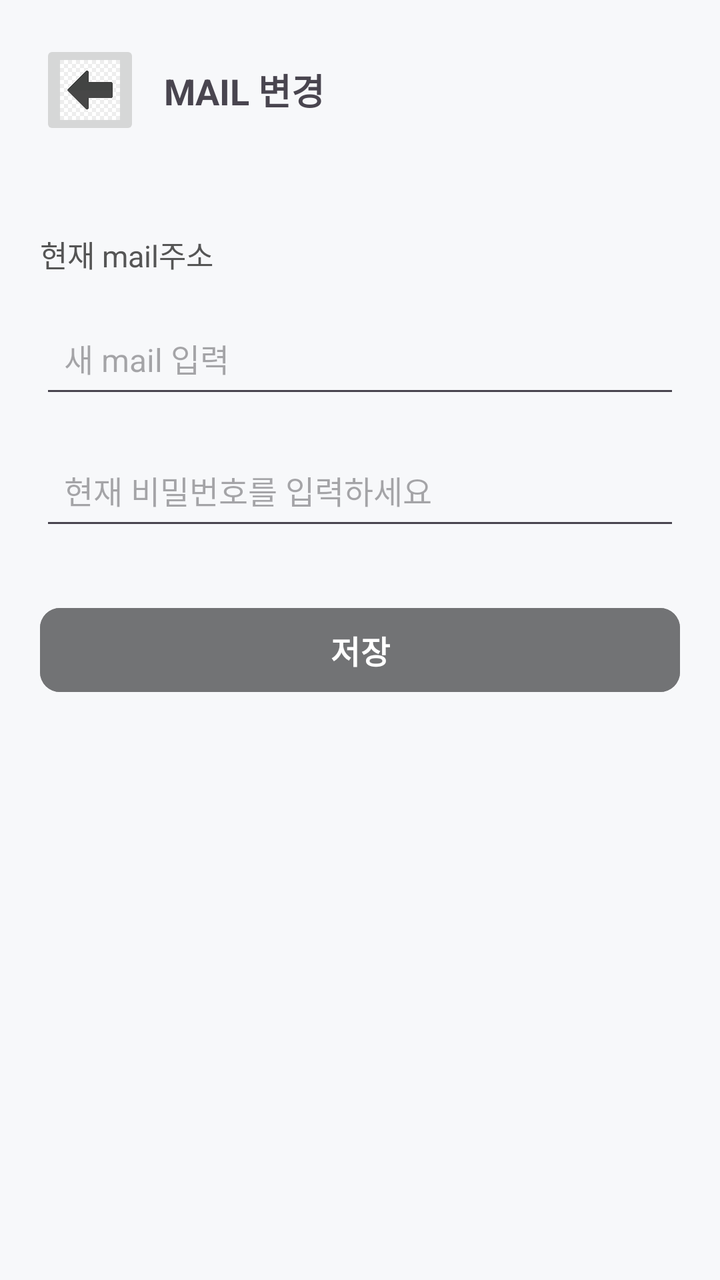
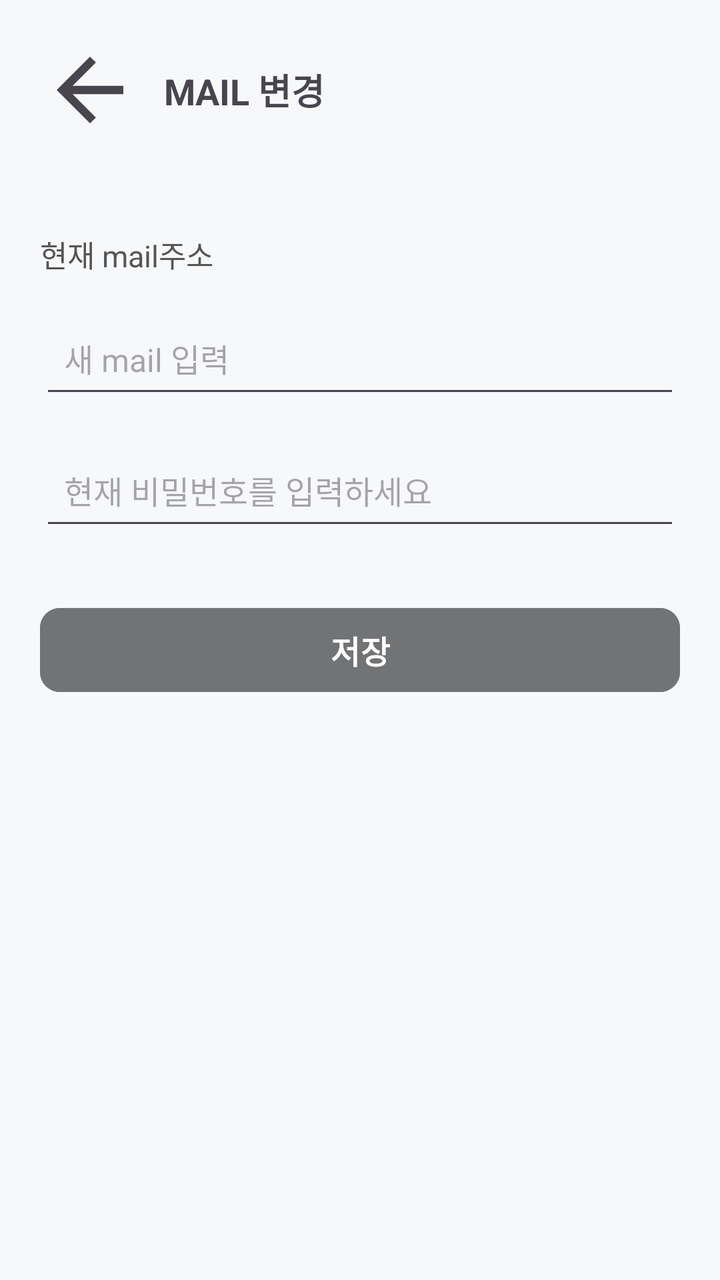

Before-and-after screenshots of an Android layout around one commit, followed by the original layout XML and the change that was made.
<!-- AndroidManifest.xml: application theme Theme.Lostfind -->
<!-- res/layout/activity_user_email.xml -->
<?xml version="1.0" encoding="utf-8"?>
<LinearLayout xmlns:android="http://schemas.android.com/apk/res/android"
    android:layout_width="match_parent"
    android:layout_height="match_parent"
    xmlns:app="http://schemas.android.com/apk/res-auto"
    android:orientation="vertical"
    android:background="#F7F8FA"
    android:padding="20dp"
    android:id="@+id/main">

    
    <LinearLayout
        android:layout_width="match_parent"
        android:layout_height="wrap_content"
        android:orientation="horizontal"
        android:gravity="center_vertical"
        android:paddingBottom="16dp">

        <ImageButton
            android:id="@+id/btnBack"
            android:layout_width="50dp"
            android:layout_height="50dp"
            android:scaleType="centerCrop"
            android:src="@drawable/left_arrow"
            android:contentDescription="Back" />

        <TextView
            android:id="@+id/txtTitle"
            android:layout_width="wrap_content"
            android:layout_height="wrap_content"
            android:text="MAIL 변경"
            android:textSize="18sp"
            android:textStyle="bold"
            android:layout_marginStart="12dp" />
    </LinearLayout>


    
    <TextView
        android:id="@+id/currentEmailTextView"
        android:layout_width="wrap_content"
        android:layout_height="wrap_content"
        android:text="현재 mail주소"
        android:textSize="15sp"
        android:textColor="#555555"
        android:layout_marginTop="30dp" />


    
    <EditText
        android:id="@+id/editNewName"
        android:layout_width="match_parent"
        android:layout_height="50dp"
        android:hint="새 mail 입력"
        android:padding="12dp"
        android:textSize="16sp"
        android:layout_marginTop="16dp" />

    
    <EditText
        android:id="@+id/current_password_edit_text"
        android:layout_width="match_parent"
        android:layout_height="50dp"
        android:hint="현재 비밀번호를 입력하세요"
        android:padding="12dp"
        android:textSize="16sp"
        android:layout_marginTop="16dp"/>


    
    <Button
        android:id="@+id/btnSaveName"
        android:layout_width="match_parent"
        android:layout_height="50dp"
        android:text="저장"
        android:textSize="16sp"
        android:textStyle="bold"
        android:textColor="#FFFFFF"
        android:layout_marginTop="30dp"
        app:cornerRadius="10dp"
        android:backgroundTint="@color/gray"/>

</LinearLayout>
<!-- resources referenced by this layout -->
<resources>
  <color name="gray">#727375</color>
  <!-- drawable left_arrow: jpg bitmap (drawable, 5456 bytes) -->
  <style name="Theme.Lostfind" parent="Base.Theme.Lostfind" />
  <style name="Base.Theme.Lostfind" parent="Theme.Material3.DayNight.NoActionBar">
          
          
      </style>
</resources>

<!-- the commit's change to res/layout/activity_user_email.xml (unified diff, before → after) -->
@@ -22,7 +22,8 @@
             android:layout_height="50dp"
             android:scaleType="centerCrop"
             android:src="@drawable/left_arrow"
-            android:contentDescription="Back" />
+            android:contentDescription="Back"
+            android:background="?selectableItemBackgroundBorderless"/>
 
         <TextView
             android:id="@+id/txtTitle"
<!-- resource entries referenced after the edit -->
@@ -1,7 +1,20 @@
 <!-- resources referenced by this layout -->
 <resources>
   <color name="gray">#727375</color>
-  <!-- drawable left_arrow: jpg bitmap (drawable, 5456 bytes) -->
+  <!-- drawable left_arrow (drawable) -->
+  <?xml version="1.0" encoding="utf-8"?>
+  <vector xmlns:android="http://schemas.android.com/apk/res/android"
+      android:width="24dp"
+      android:height="24dp"
+      android:viewportWidth="24"
+      android:viewportHeight="24"
+      android:tint="?attr/colorControlNormal">  
+  
+      
+      <path
+          android:fillColor="@android:color/white"
+          android:pathData="M20,11H7.83l5.59,-5.59L12,4l-8,8 8,8 1.41,-1.41L7.83,13H20v-2z"/>
+  </vector>
   <style name="Theme.Lostfind" parent="Base.Theme.Lostfind" />
   <style name="Base.Theme.Lostfind" parent="Theme.Material3.DayNight.NoActionBar">
           
